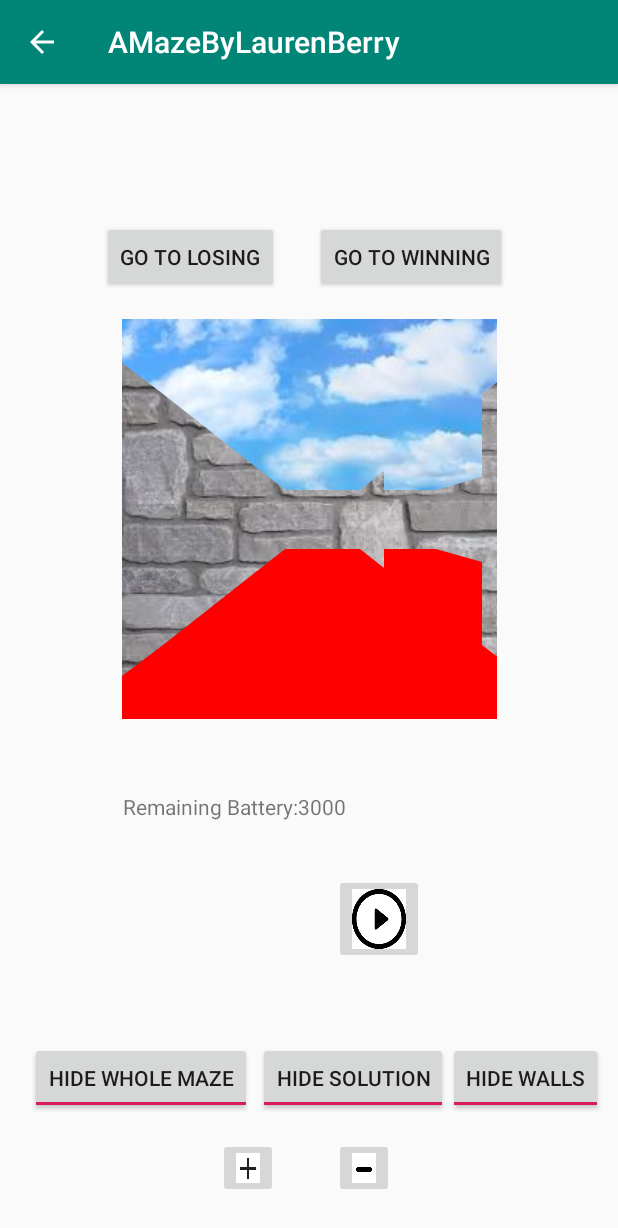
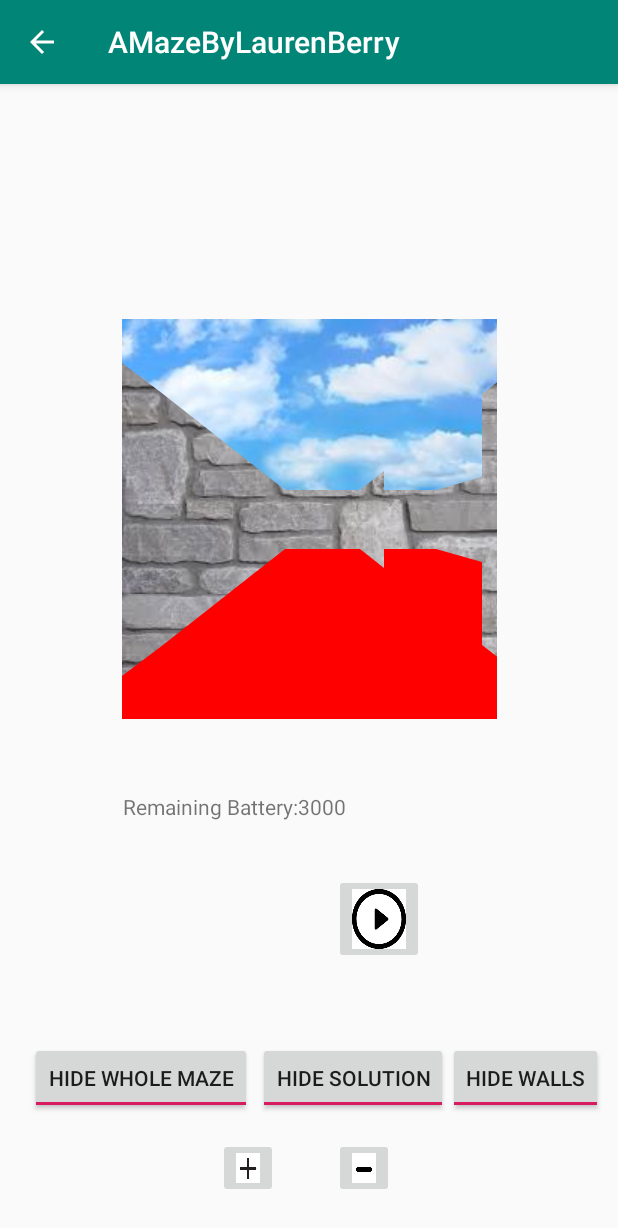
Before and after one commit to laurenberrya/Maze, an Android app: the PlayAnimationActivity screen opened directly, with no data from a screen before it, on a phone screen of 412 x 824 dp. Shown: the top 1228 px of the screen. Run offline under Robolectric (Android 15) with nearby library versions, the phone set to English and light mode, and no system bars; 3 statements that could not run were skipped.

Commit message:
maybe finished idk

```diff
--- a/app/src/main/java/edu/wm/cs/cs301/amazebylaurenberry/PlayAnimationActivity.java
+++ b/app/src/main/java/edu/wm/cs/cs301/amazebylaurenberry/PlayAnimationActivity.java
@@ -8,6 +8,7 @@ import android.os.Handler;
 import android.util.Log;
 import android.view.View;
 import android.widget.ImageButton;
+import android.widget.Button;
 import android.widget.TextView;
 import android.widget.ToggleButton;
 import android.os.Message;
@@ -47,6 +48,8 @@ public class PlayAnimationActivity extends AppCompatActivity implements View.OnC
     private ImageButton pauseButton;
     private ImageButton startButton;
     private TextView remainingBattery;
+    private Button go2losing;
+    private Button go2winning;
     String selectedDriver;
     String selectedAlgorithm;
     String selectedLevel;
@@ -93,6 +96,12 @@ public class PlayAnimationActivity extends AppCompatActivity implements View.OnC
 
         pauseButton = findViewById(R.id.pauseButton);
         startButton = findViewById(R.id.startButton);
+
+        go2losing = findViewById(R.id.go2losing);
+        go2winning = findViewById(R.id.go2winning);
+
+        go2losing.setVisibility(View.INVISIBLE);
+        go2winning.setVisibility(View.INVISIBLE);
 
         remainingBattery = findViewById(R.id.remainingBattery);
 
--- a/app/src/main/res/layout/activity_play_animation.xml
+++ b/app/src/main/res/layout/activity_play_animation.xml
@@ -141,7 +141,6 @@
         android:layout_marginEnd="24dp"
         android:layout_marginRight="24dp"
         android:layout_marginBottom="17dp"
-        android:onClick="go2losing"
         android:text="@string/go2losing"
         app:layout_constraintBottom_toTopOf="@+id/playScreen"
         app:layout_constraintEnd_toStartOf="@+id/go2winning"
@@ -155,7 +154,6 @@
         android:layout_height="wrap_content"
         android:layout_marginEnd="6dp"
         android:layout_marginRight="6dp"
-        android:onClick="go2winning"
         android:text="@string/go2winning"
         app:layout_constraintBaseline_toBaselineOf="@+id/go2losing"
         app:layout_constraintEnd_toEndOf="parent"
```
